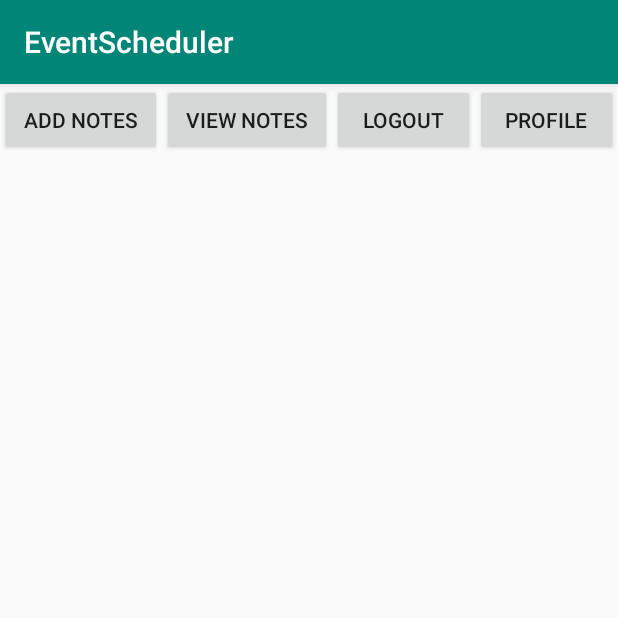
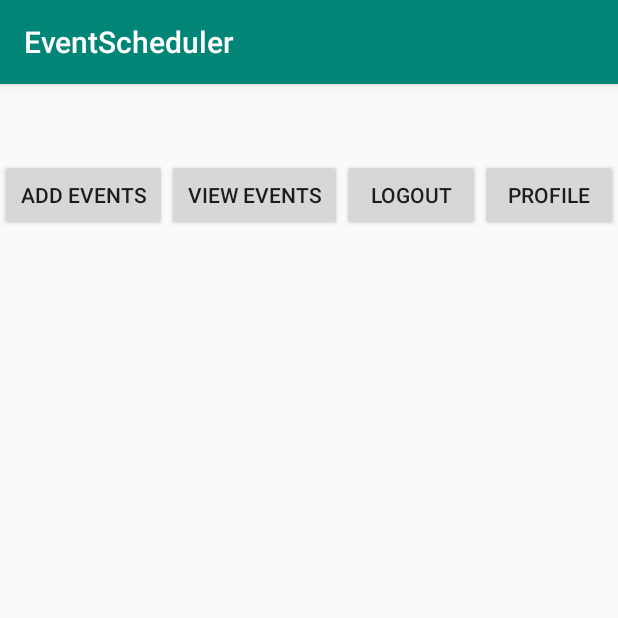
Before and after one commit to sajandangal/EventAndroid, an Android app: the DashboardActivity screen opened directly, with no data from a screen before it, on a phone screen of 412 x 824 dp, the top half of it. Run offline under Robolectric (Android 15) with nearby library versions, the phone set to English and light mode, and no system bars; our stand-ins replace Picasso; pictures from the network do not load.

Commit message:
navigation bar design

```diff
--- a/app/src/main/res/layout/activity_dashboard.xml
+++ b/app/src/main/res/layout/activity_dashboard.xml
@@ -1,11 +1,29 @@
 <?xml version="1.0" encoding="utf-8"?>
-<LinearLayout xmlns:android="http://schemas.android.com/apk/res/android"
+<androidx.drawerlayout.widget.DrawerLayout xmlns:android="http://schemas.android.com/apk/res/android"
     xmlns:app="http://schemas.android.com/apk/res-auto"
     xmlns:tools="http://schemas.android.com/tools"
     android:layout_width="match_parent"
     android:layout_height="match_parent"
     android:orientation="vertical"
-    tools:context=".activity.DashboardActivity">
+    tools:context=".activity.DashboardActivity"
+    android:id="@+id/drawyerlayout">
+
+
+    <LinearLayout
+        android:layout_width="match_parent"
+        android:layout_height="match_parent"
+        android:orientation="vertical">
+
+<!--        <include-->
+<!--            layout="@layout/app_bar"-->
+<!--            android:id="@+id/app_bar"/>-->
+
+        <FrameLayout
+            android:id="@+id/framelayout"
+            android:layout_width="match_parent"
+            android:layout_height="match_parent" />
+
+    </LinearLayout>
 
 <!--    <ImageView-->
 <!--        android:layout_gravity="center"-->
@@ -23,20 +41,22 @@
             android:id="@+id/btnAdd"
             android:layout_width="wrap_content"
             android:layout_weight="1"
-            android:text="ADD Notes"
+            android:text="ADD Events"
+            android:layout_marginTop="50dp"
             android:layout_height="wrap_content"/>
         <Button
             android:id="@+id/btnView"
             android:layout_width="wrap_content"
-            android:text="View Notes"
+            android:text="View Events"
             android:layout_weight="1"
+            android:layout_marginTop="50dp"
             android:layout_height="wrap_content"/>
 
         <Button
             android:id="@+id/btnLogout"
             android:layout_width="wrap_content"
             android:text="Logout"
-
+            android:layout_marginTop="50dp"
             android:layout_weight="1"
             android:layout_height="wrap_content"/>
 
@@ -44,11 +64,22 @@
             android:id="@+id/btnUserprofile"
             android:layout_width="wrap_content"
             android:text="Profile"
-
+            android:layout_marginTop="50dp"
             android:layout_weight="1"
             android:layout_height="wrap_content"/>
 
 
     </LinearLayout>
 
-</LinearLayout>
+
+    <com.google.android.material.navigation.NavigationView
+        android:id="@+id/nav_view"
+        app:headerLayout="@layout/header"
+        android:layout_width="wrap_content"
+        android:layout_height="match_parent"
+        android:background="#ffff"
+        app:menu="@menu/sidebar"
+        android:layout_gravity="start"
+        />
+
+</androidx.drawerlayout.widget.DrawerLayout>
```
